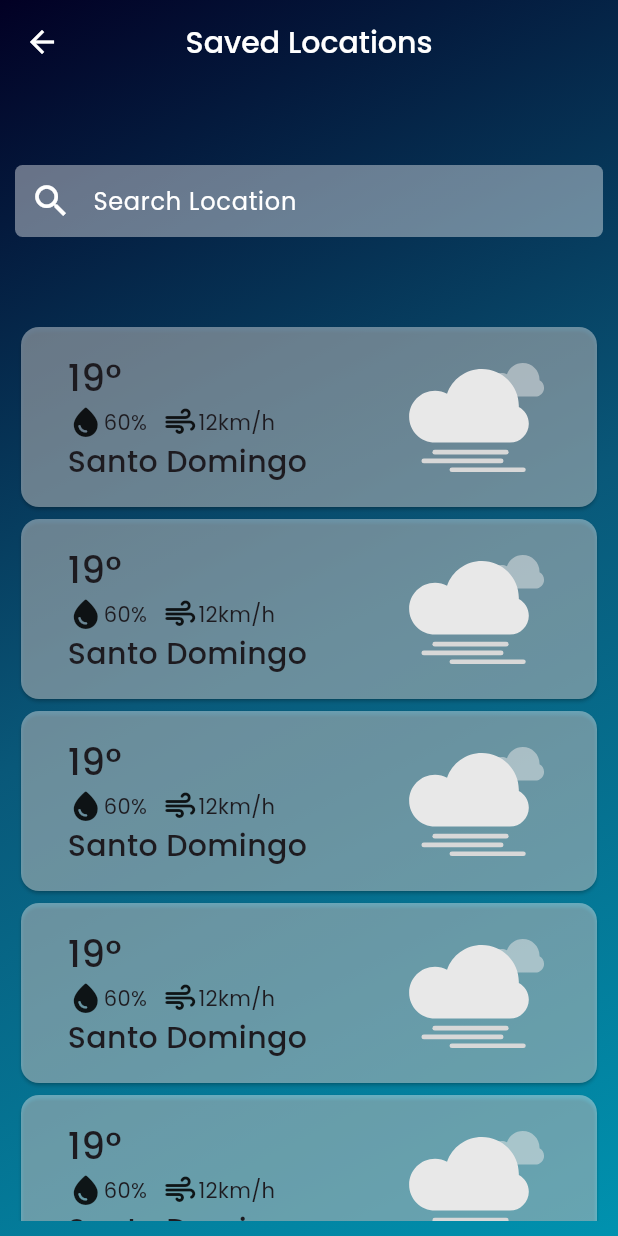
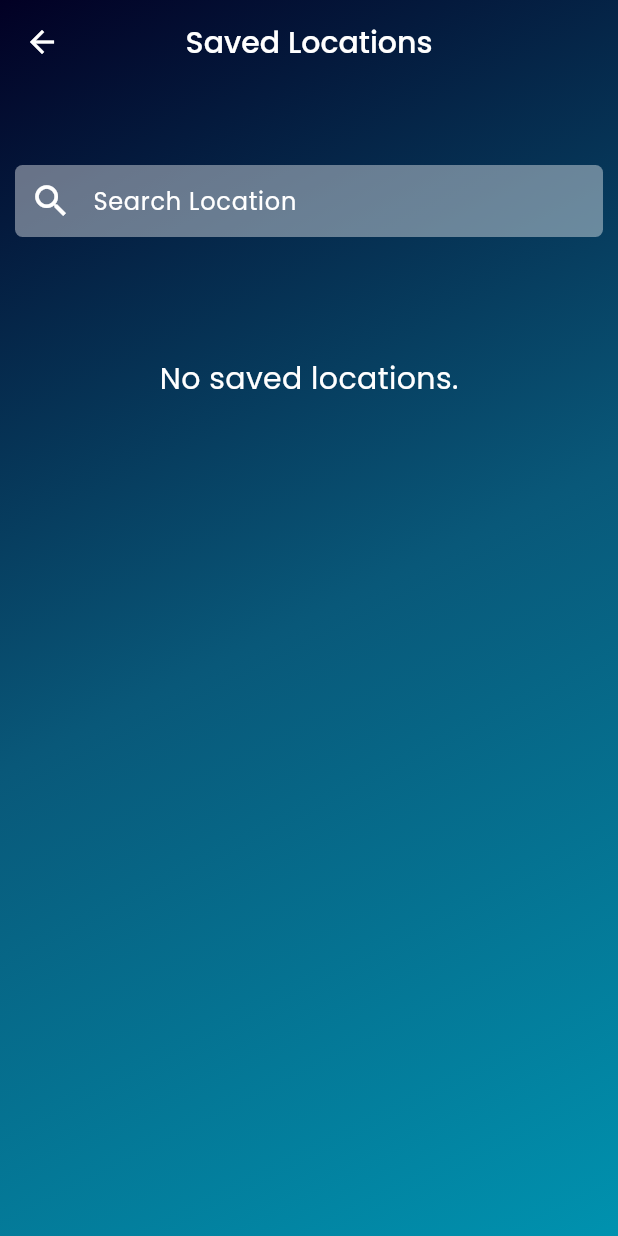
Before and after one commit to NaDisla/sky_watch_app, a Flutter app: the SavedLocationsScreen screen opened directly, on a phone screen of 412 x 824 dp. Run offline on Flutter 3.47's test engine with Material 3 defaults, Android fonts, the phone set to English and light mode, and no system bars; our stand-ins replace cached_network_image, lottie, shared_preferences; accounts and stored records are empty; network calls fail.

Commit message:
Save Locations

```diff
--- a/lib/models/current.dart
+++ b/lib/models/current.dart
@@ -78,29 +78,29 @@ class Current {
         gustKph: json["gust_kph"],
       );
 
-// Map<String, dynamic> toJson() => {
-//       "last_updated_epoch": lastUpdatedEpoch,
-//       "last_updated": lastUpdated,
-//       "temp_c": tempC,
-//       "temp_f": tempF,
-//       "is_day": isDay,
-//       "condition": condition.toJson(),
-//       "wind_mph": windMph,
-//       "wind_kph": windKph,
-//       "wind_degree": windDegree,
-//       "wind_dir": windDir,
-//       "pressure_mb": pressureMb,
-//       "pressure_in": pressureIn,
-//       "precip_mm": precipMm,
-//       "precip_in": precipIn,
-//       "humidity": humidity,
-//       "cloud": cloud,
-//       "feelslike_c": feelslikeC,
-//       "feelslike_f": feelslikeF,
-//       "vis_km": visKm,
-//       "vis_miles": visMiles,
-//       "uv": uv,
-//       "gust_mph": gustMph,
-//       "gust_kph": gustKph,
-//     };
+  Map<String, dynamic> toJson() => {
+        "last_updated_epoch": lastUpdatedEpoch,
+        "last_updated": lastUpdated,
+        "temp_c": tempC,
+        "temp_f": tempF,
+        "is_day": isDay,
+        "condition": condition!.toJson(),
+        "wind_mph": windMph,
+        "wind_kph": windKph,
+        "wind_degree": windDegree,
+        "wind_dir": windDir,
+        "pressure_mb": pressureMb,
+        "pressure_in": pressureIn,
+        "precip_mm": precipMm,
+        "precip_in": precipIn,
+        "humidity": humidity,
+        "cloud": cloud,
+        "feelslike_c": feelslikeC,
+        "feelslike_f": feelslikeF,
+        "vis_km": visKm,
+        "vis_miles": visMiles,
+        "uv": uv,
+        "gust_mph": gustMph,
+        "gust_kph": gustKph,
+      };
 }
--- a/lib/models/location.dart
+++ b/lib/models/location.dart
@@ -30,4 +30,15 @@ class Location {
         localtimeEpoch: json["localtime_epoch"],
         localtime: json["localtime"],
       );
+
+  Map<String, dynamic> toJson() => {
+        "name": name,
+        "region": region,
+        "country": country,
+        "lat": lat,
+        "lon": lon,
+        "tz_id": tzId,
+        "localtime_epoch": localtimeEpoch,
+        "localtime": localtime,
+      };
 }
--- a/lib/models/weather_info.dart
+++ b/lib/models/weather_info.dart
@@ -1,16 +1,21 @@
 import 'package:sky_watch_app/models/models.dart';
 
 class WeatherInfo {
-  Location location;
-  Current current;
+  Location? location;
+  Current? current;
 
   WeatherInfo({
-    required this.location,
-    required this.current,
+    this.location,
+    this.current,
   });
 
   factory WeatherInfo.fromJson(Map<String, dynamic> json) => WeatherInfo(
         location: Location.fromJson(json["location"]),
         current: Current.fromJson(json["current"]),
       );
+
+  static Map<String, dynamic> toJson(WeatherInfo weatherInfo) => {
+        "location": weatherInfo.location!.toJson(),
+        "current": weatherInfo.current!.toJson(),
+      };
 }
--- a/lib/screens/saved_locations_screen.dart
+++ b/lib/screens/saved_locations_screen.dart
@@ -1,12 +1,50 @@
 import 'package:flutter/material.dart';
 import 'package:lottie/lottie.dart';
+import 'package:provider/provider.dart';
+import 'package:sky_watch_app/models/models.dart';
+import 'package:sky_watch_app/providers/providers.dart';
 
-class SavedLocationsScreen extends StatelessWidget {
+class SavedLocationsScreen extends StatefulWidget {
   const SavedLocationsScreen({super.key});
 
   @override
+  State<SavedLocationsScreen> createState() => _SavedLocationsScreenState();
+}
+
+class _SavedLocationsScreenState extends State<SavedLocationsScreen> {
+  List<WeatherInfo> foundLocations = [];
+
+  @override
+  void initState() {
+    super.initState();
+    foundLocations = Provider.of<WeatherProvider>(context, listen: false).locationsSaved;
+  }
+
+  void searchLocations(String query) {
+    List<WeatherInfo> results = [];
+    if (query.isEmpty) {
+      results = Provider.of<WeatherProvider>(context, listen: false).locationsSaved;
+    } else {
+      results = Provider.of<WeatherProvider>(context, listen: false)
+          .locationsSaved
+          .where((w) => w.location!.name!.toLowerCase().contains(query.toLowerCase()))
+          .toList();
+    }
+    setState(() => foundLocations = results);
+  }
+
+  @override
   Widget build(BuildContext context) {
-    return Scaffold(
+    final weatherProvider = Provider.of<WeatherProvider>(context);
+    double deviceHeight = MediaQuery.of(context).size.height;
+    return GestureDetector(
+      onTap: () {
+        FocusScopeNode currentFocus = FocusScope.of(context);
+        if (!currentFocus.hasPrimaryFocus) {
+          currentFocus.unfocus();
+        }
+      },
+      child: Scaffold(
         appBar: AppBar(
           centerTitle: true,
           iconTheme: const IconThemeData(
@@ -42,6 +80,7 @@ class SavedLocationsScreen extends StatelessWidget {
               children: [
                 const SizedBox(height: 100.0),
                 TextField(
+                  onChanged: (value) => searchLocations(value),
                   decoration: InputDecoration(
                     prefixIcon: const Icon(
                       Icons.search,
@@ -59,9 +98,17 @@ class SavedLocationsScreen extends StatelessWidget {
                     contentPadding: const EdgeInsets.symmetric(vertical: 2.0, horizontal: 20.0),
                   ),
                 ),
-              Expanded(
+                foundLocations.isEmpty
+                    ? const Padding(
+                        padding: EdgeInsets.only(top: 80.0),
+                        child: Text(
+                          "No saved locations.",
+                          style: TextStyle(color: Colors.white, fontSize: 20.0),
+                        ),
+                      )
+                    : Expanded(
                         child: ListView.builder(
-                    itemCount: 5,
+                            itemCount: foundLocations.length,
                             itemBuilder: (_, idx) {
                               return Card(
                                 color: Colors.white.withOpacity(0.4),
@@ -72,24 +119,25 @@ class SavedLocationsScreen extends StatelessWidget {
                                       crossAxisAlignment: CrossAxisAlignment.start,
                                       children: [
                                         Text(
-                                  "19\u00B0",
-                                  style: TextStyle(
+                                          "${foundLocations[idx].current!.tempC!.round().toString()}\u00B0",
+                                          style: const TextStyle(
                                             fontSize: 25.0,
                                             fontWeight: FontWeight.w500,
                                           ),
                                         ),
                                         Row(
                                           children: [
-                                    Icon(Icons.water_drop_rounded),
-                                    Text("60%"),
-                                    SizedBox(width: 10.0),
-                                    Icon(Icons.air_rounded),
-                                    Text("12km/h"),
+                                            const Icon(Icons.water_drop_rounded),
+                                            Text("${foundLocations[idx].current!.humidity}%"),
+                                            const SizedBox(width: 10.0),
+                                            const Icon(Icons.air_rounded),
+                                            Text(
+                                                "${foundLocations[idx].current!.windKph!.round().toString()}km/h"),
                                           ],
                                         ),
                                         Text(
-                                  "Santo Domingo",
-                                  style: TextStyle(
+                                          "${foundLocations[idx].location!.name}",
+                                          style: const TextStyle(
                                             fontSize: 20.0,
                                             fontWeight: FontWeight.w500,
                                           ),
@@ -104,6 +152,13 @@ class SavedLocationsScreen extends StatelessWidget {
                                         height: 100.0,
                                       ),
                                     ),
+                                    IconButton(
+                                      onPressed: () => weatherProvider.setSavedLocations(
+                                          weatherProvider.locationsSavedStr,
+                                          weatherProvider.locationsSaved[idx],
+                                          "remove"),
+                                      icon: const Icon(Icons.remove, color: Colors.black),
+                                    ),
                                   ],
                                 ),
                               );
@@ -113,6 +168,7 @@ class SavedLocationsScreen extends StatelessWidget {
             ),
           ),
         ),
+      ),
     );
   }
 }
--- a/pubspec.yaml
+++ b/pubspec.yaml
@@ -39,6 +39,7 @@ dependencies:
   http: ^1.1.0
   cached_network_image: ^3.3.0
   lottie: ^2.7.0
+  shared_preferences: ^2.2.2
 
 dev_dependencies:
   flutter_test:
```
Also changed, not shown: lib/providers/weather_provider.dart (+35 -2 lines), lib/screens/home_screen.dart (+75 -36 lines), pubspec.lock. Lines whose indentation alone changed are shown as unchanged.
